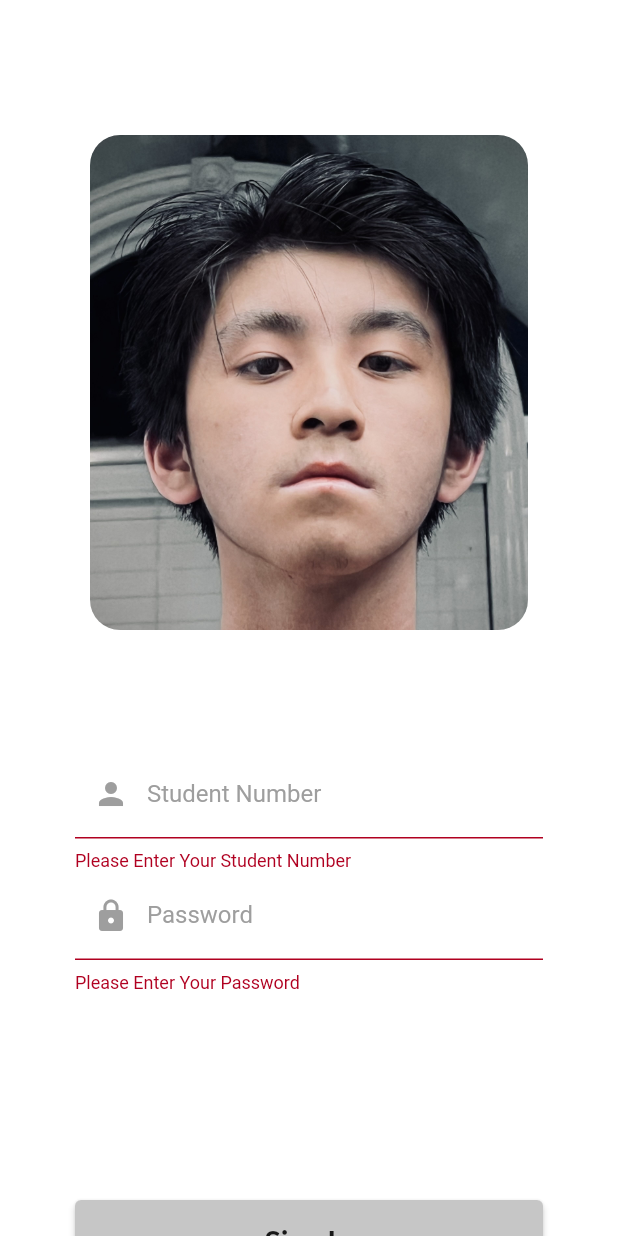
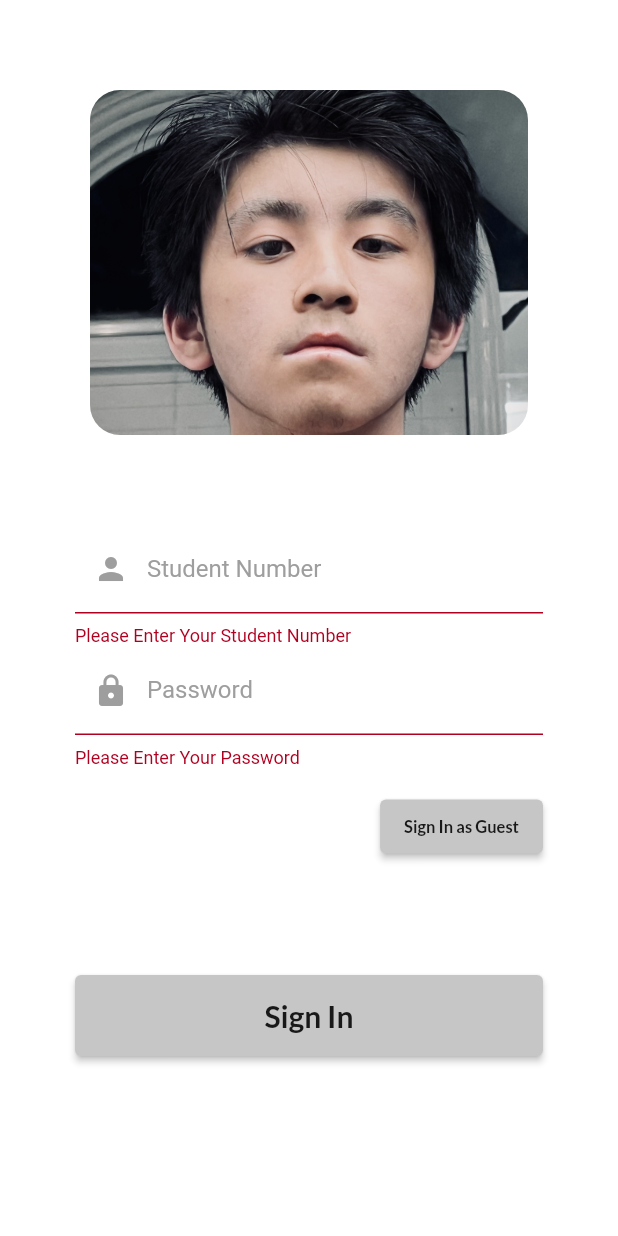
Before and after one commit to EdisonCai2007/UHS-StudentTools, a Flutter app: the screen it shows after launch, after a tap on "Sign In", on a phone screen of 412 x 824 dp. Run offline on Flutter 3.47's test engine with Material 3 defaults, Android fonts, the phone set to English and light mode, and no system bars; our stand-ins replace firebase_core, google_fonts, lottie, shared_preferences; accounts and stored records are empty; network calls fail.

Commit message:
Patch v0.1.8 - Added 'sign in as guest' button. - Added teachassist username and password shared preferences setter. - Moved sign in button in menu drawer. - Remove unnecessary 'app_bar.dart' file.

```diff
--- a/lib/main.dart
+++ b/lib/main.dart
@@ -3,8 +3,7 @@ import 'package:flutter/material.dart';
 import 'package:provider/provider.dart';
 import 'package:wolfpackapp/firebase_options.dart';
 import 'package:wolfpackapp/screens/login_screen/login_screen.dart';
-
-import 'themes/theme_manager.dart';
+import 'package:wolfpackapp/themes/theme_manager.dart';
 
 import 'screens/settings_screen/settings_screen.dart';
 import 'screens/home_screen/home_screen.dart';
@@ -18,6 +17,7 @@ void main() async {
   await Firebase.initializeApp(
     options: DefaultFirebaseOptions.currentPlatform,
   );
+
   HttpOverrides.global = MyHttpOverrides();
   runApp(
     ChangeNotifierProvider(
@@ -51,6 +51,7 @@ class _MyAppState extends State<MyApp> {
   @override
   void initState() {
     super.initState();
+    ThemeManager().loadThemePreference();
   }
 
   @override
--- a/lib/screens/login_screen/login_screen.dart
+++ b/lib/screens/login_screen/login_screen.dart
@@ -1,5 +1,6 @@
 import 'package:flutter/material.dart';
 import 'package:google_fonts/google_fonts.dart';
+import 'package:shared_preferences/shared_preferences.dart';
 import 'package:wolfpackapp/models_services/teachassist_model.dart';
 
 /*
@@ -39,10 +40,10 @@ class _LoginScreenState extends State<LoginScreen> {
                 ####################
                 */
                   SizedBox(
-                    height: 450,
+                    height: 350,
                     child: Padding(
                       padding: const EdgeInsets.only(
-                          top: 90, left: 60, right: 60, bottom: 30),
+                          top: 60, left: 60, right: 60, bottom: 60),
                       child: ClipRRect(
                         borderRadius: BorderRadius.circular(20),
                         child: SizedBox.fromSize(
@@ -63,9 +64,9 @@ class _LoginScreenState extends State<LoginScreen> {
                 */
 
                   SizedBox(
-                    height: 350,
+                    height: 300,
                     child: Padding(
-                      padding: const EdgeInsets.all(50),
+                      padding: const EdgeInsets.only(left: 50, right: 50, bottom: 50),//EdgeInsets.all(50),
                       child: Column(
                         children: [
                           // Username
@@ -73,39 +74,56 @@ class _LoginScreenState extends State<LoginScreen> {
 
                           // Password
                           PasswordField(controller: _passwordController),
+
+                          const SizedBox(height: 15),
+
+                          Align(
+                            alignment: Alignment.topRight,
+                            child: ElevatedButton(
+                              style: Theme.of(context).elevatedButtonTheme.style,
+                              child: Text('Sign In as Guest',
+                                style: GoogleFonts.lato(
+                                    color: Theme.of(context).colorScheme.inversePrimary,
+                                    fontSize: 11  , fontWeight: FontWeight.w600
+                                ),
+                              ),
+                              onPressed: () async {
+                                Navigator.pushNamed(context, '/homeScreen');
+                              },
+                            ),
+                          ),
                         ],
                       ),
                     ),
                   ),
 
                   /*
-                ####################
-                #=-=-= Button =-=-=#
-                ####################
+                ############################
+                #=-=-= Sign In Button =-=-=#
+                ############################
                 */
                   Padding(
                     padding: const EdgeInsets.symmetric(horizontal: 50),
                     child: SizedBox(
                       width: double.infinity,
                       child: ElevatedButton(
-                        style: Theme
-                            .of(context)
-                            .elevatedButtonTheme
-                            .style,
+                        style: Theme.of(context).elevatedButtonTheme.style,
                         child: Padding(
                           padding: const EdgeInsets.all(15),
                           child: Text('Sign In',
                               style: GoogleFonts.lato(
-                                  color: Theme
-                                      .of(context)
-                                      .colorScheme
-                                      .inversePrimary,
+                                  color: Theme.of(context).colorScheme.inversePrimary,
                                   fontSize: 20, fontWeight: FontWeight.w600)),
                         ),
                         onPressed: () async {
                           if (Form.of(context).validate()) {
                             String username = _usernameController.text.trim();
                             String password = _passwordController.text.trim();
+
+                            SharedPreferences accountInfoPreferences = await SharedPreferences.getInstance();
+                            accountInfoPreferences.setString('taUsername', username);
+                            accountInfoPreferences.setString('taPassword', password);
+
                             var response = await authorizeUser(username, password);
                             print(response);
                           }
@@ -162,8 +180,8 @@ class _UsernameFieldState extends State<UsernameField> {
             borderSide: BorderSide(color: _colorText)
           ),
         ),
-        validator: (PassCurrentValue){
-          RegExp regex = RegExp(r'^(?=.*?[A-Z])(?=.*?[a-z])(?=.*?[0-9])(?=.*?[!@#&*~]).{8,}$');
+        validator: (PassCurrentValue) {
+          //RegExp regex = RegExp(r'^(?=.*?[A-Z])(?=.*?[a-z])(?=.*?[0-9])(?=.*?[!@#&*~]).{8,}$');
           var passNonNullValue=PassCurrentValue??"";
           if(passNonNullValue.isEmpty){
             return ("Please Enter Your Student Number");
@@ -217,7 +235,7 @@ class _PasswordFieldState extends State<PasswordField> {
           ),
         ),
         validator: (PassCurrentValue){
-          RegExp regex = RegExp(r'^(?=.*?[A-Z])(?=.*?[a-z])(?=.*?[0-9])(?=.*?[!@#&*~]).{8,}$');
+          //RegExp regex = RegExp(r'^(?=.*?[A-Z])(?=.*?[a-z])(?=.*?[0-9])(?=.*?[!@#&*~]).{8,}$');
           var passNonNullValue=PassCurrentValue??"";
           if(passNonNullValue.isEmpty){
             return ("Please Enter Your Password");
```
Also changed, not shown: lib/app_bar.dart (deleted, +0 -31 lines), lib/menu_drawer.dart (+25 -11 lines).
